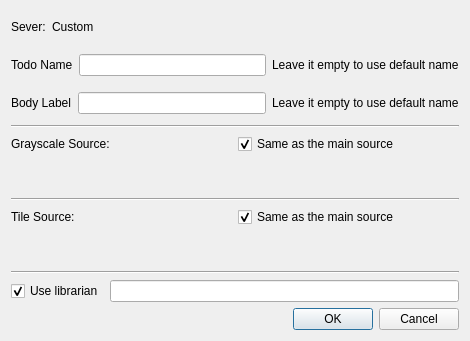
The window that neurolabi/gui/dialogs/zdvidadvanceddialog.ui (janelia-flyem/NeuTu) describes before a commit, drawn with Qt 5.
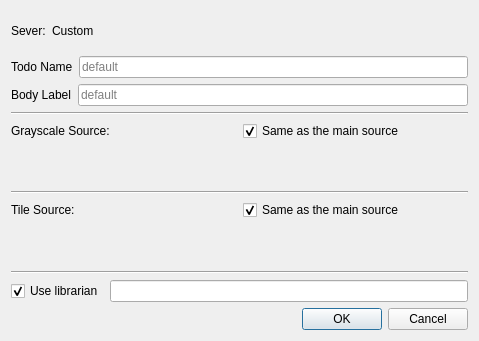
The same window after the commit. Custom widgets are drawn as their Qt base class.

```diff
--- a/neurolabi/gui/dialogs/zdvidadvanceddialog.ui
+++ b/neurolabi/gui/dialogs/zdvidadvanceddialog.ui
@@ -6,7 +6,7 @@
    <rect>
     <x>0</x>
     <y>0</y>
-    <width>470</width>
+    <width>479</width>
     <height>341</height>
    </rect>
   </property>
@@ -55,12 +55,9 @@
       </widget>
      </item>
      <item>
-      <widget class="QLineEdit" name="todoLineEdit"/>
-     </item>
-     <item>
-      <widget class="QLabel" name="todoHintLabel">
-       <property name="text">
-        <string>Leave it empty to use default name</string>
+      <widget class="QLineEdit" name="todoLineEdit">
+       <property name="placeholderText">
+        <string>default</string>
        </property>
       </widget>
      </item>
@@ -76,12 +73,9 @@
       </widget>
      </item>
      <item>
-      <widget class="QLineEdit" name="bodyLabelLineEdit"/>
-     </item>
-     <item>
-      <widget class="QLabel" name="bodyLabelHintLabel">
-       <property name="text">
-        <string>Leave it empty to use default name</string>
+      <widget class="QLineEdit" name="bodyLabelLineEdit">
+       <property name="placeholderText">
+        <string>default</string>
        </property>
       </widget>
      </item>
```
